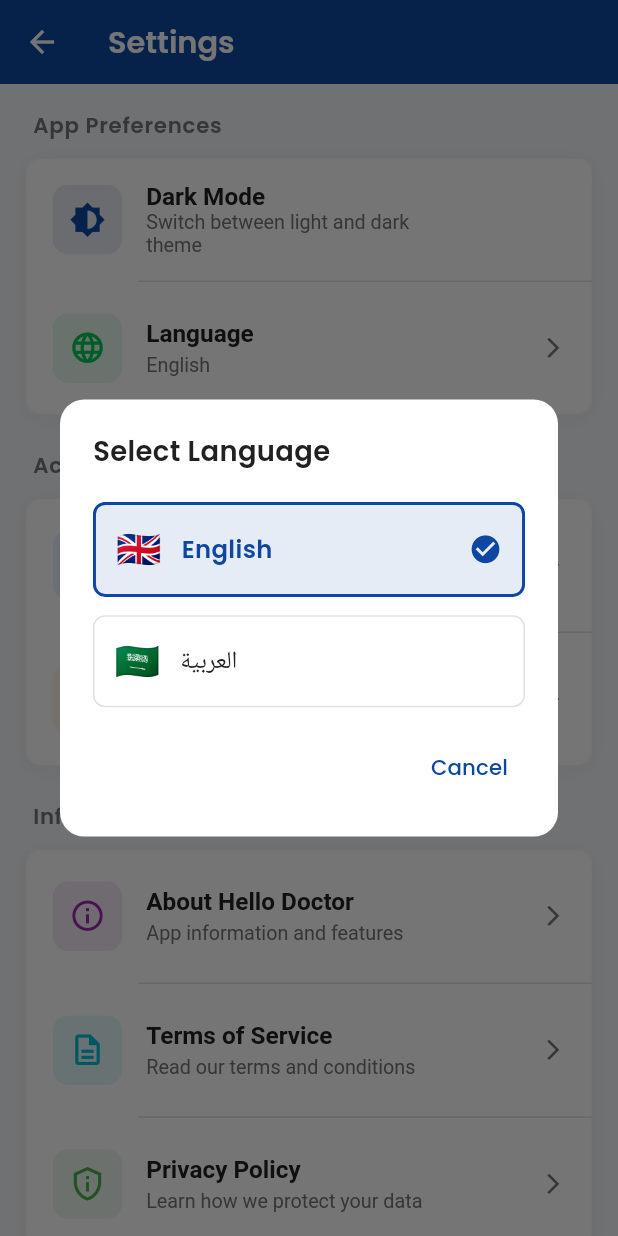
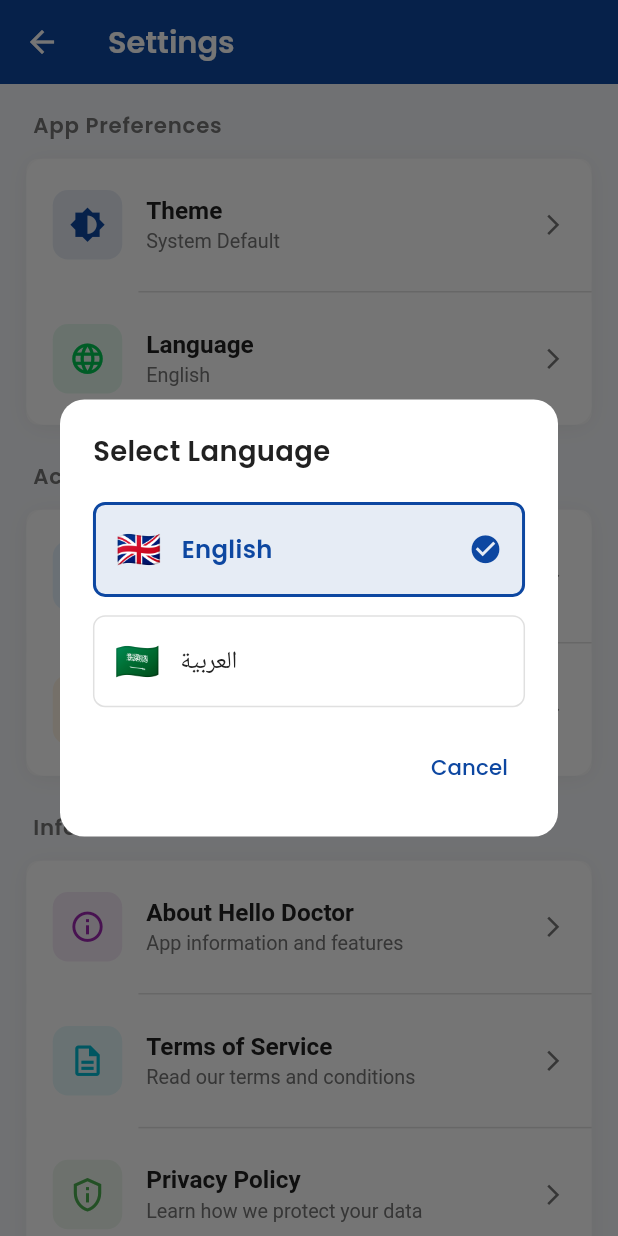
Before and after one commit to Comfie/hello-doctor-app, a Flutter app: the SettingsView screen opened by its route, after a tap on "Language", on a phone screen of 412 x 824 dp. Run offline on Flutter 3.47's test engine with Material 3 defaults, Android fonts, the phone set to English and light mode, and no system bars; our stand-ins replace awesome_notifications, cached_network_image, dio, firebase_core, firebase_messaging, flutter_screenutil and 9 more; accounts and stored records are empty; project files that could hold a hidden picture were left out.

Commit message:
feat: Add system theme support with three-way theme selection

```diff
--- a/lib/app/data/local/my_shared_pref.dart
+++ b/lib/app/data/local/my_shared_pref.dart
@@ -15,6 +15,7 @@ class MySharedPref {
   static const String _fcmTokenKey = 'fcm_token';
   static const String _currentLocalKey = 'current_local';
   static const String _lightThemeKey = 'is_theme_light';
+  static const String _themeModeKey = 'theme_mode'; // system/light/dark
   static const String _userDataKey = 'user_data';
   static const String _userIdKey = 'user_id';
 
@@ -34,6 +35,14 @@ class MySharedPref {
   /// get if the current theme type is light
   static bool getThemeIsLight() =>
       _sharedPreferences.getBool(_lightThemeKey) ?? true; // todo set the default theme (true for light, false for dark)
+
+  /// set theme mode (system/light/dark)
+  static Future<void> setThemeMode(String themeMode) =>
+      _sharedPreferences.setString(_themeModeKey, themeMode);
+
+  /// get theme mode (system/light/dark) - default is system
+  static String getThemeMode() =>
+      _sharedPreferences.getString(_themeModeKey) ?? 'system';
 
   /// save current locale
   static Future<void> setCurrentLanguage(String languageCode) =>
--- a/lib/app/modules/settings/controllers/settings_controller.dart
+++ b/lib/app/modules/settings/controllers/settings_controller.dart
@@ -4,8 +4,8 @@ import '../../../../config/translations/localization_service.dart';
 import '../../../data/local/my_shared_pref.dart';
 
 class SettingsController extends GetxController {
-  // Theme state
-  final isDarkMode = false.obs;
+  // Theme state - now supports system/light/dark
+  final currentThemeMode = 'system'.obs;
 
   // Language state
   final currentLanguage = 'en'.obs;
@@ -22,14 +22,37 @@ class SettingsController extends GetxController {
 
   // Load current settings from storage
   void _loadSettings() {
-    isDarkMode.value = !MySharedPref.getThemeIsLight();
+    currentThemeMode.value = MySharedPref.getThemeMode();
     currentLanguage.value = MySharedPref.getCurrentLocal().languageCode;
   }
 
-  // Toggle theme
-  void toggleTheme() {
-    MyTheme.changeTheme();
-    isDarkMode.value = !MySharedPref.getThemeIsLight();
+  // Change theme mode
+  Future<void> changeThemeMode(String mode) async {
+    await MyTheme.setThemeMode(mode);
+    currentThemeMode.value = mode;
+
+    // Show feedback
+    String themeName = mode == 'system' ? 'System Default' : (mode == 'light' ? 'Light Mode' : 'Dark Mode');
+    Get.snackbar(
+      'Theme Changed',
+      'Switched to $themeName',
+      snackPosition: SnackPosition.BOTTOM,
+      duration: const Duration(seconds: 2),
+    );
+  }
+
+  // Get theme mode display name
+  String getThemeModeName(String mode) {
+    switch (mode) {
+      case 'system':
+        return 'System Default';
+      case 'light':
+        return 'Light Mode';
+      case 'dark':
+        return 'Dark Mode';
+      default:
+        return 'System Default';
+    }
   }
 
   // Change language
--- a/lib/main.dart
+++ b/lib/main.dart
@@ -61,7 +61,7 @@ Future<void> main() async {
               // Theme configuration
               theme: MyTheme.getThemeData(isLight: true),
               darkTheme: MyTheme.getThemeData(isLight: false),
-              themeMode: MySharedPref.getThemeIsLight() ? ThemeMode.light : ThemeMode.dark,
+              themeMode: MyTheme.getThemeMode(),
               builder: (context,widget) {
                 return MediaQuery(
                   // prevent font from scalling (some people use big/small device fonts)
```
Also changed, not shown: lib/app/modules/settings/views/settings_view.dart (+139 -7 lines), lib/config/theme/my_theme.dart (+34 -0 lines).
